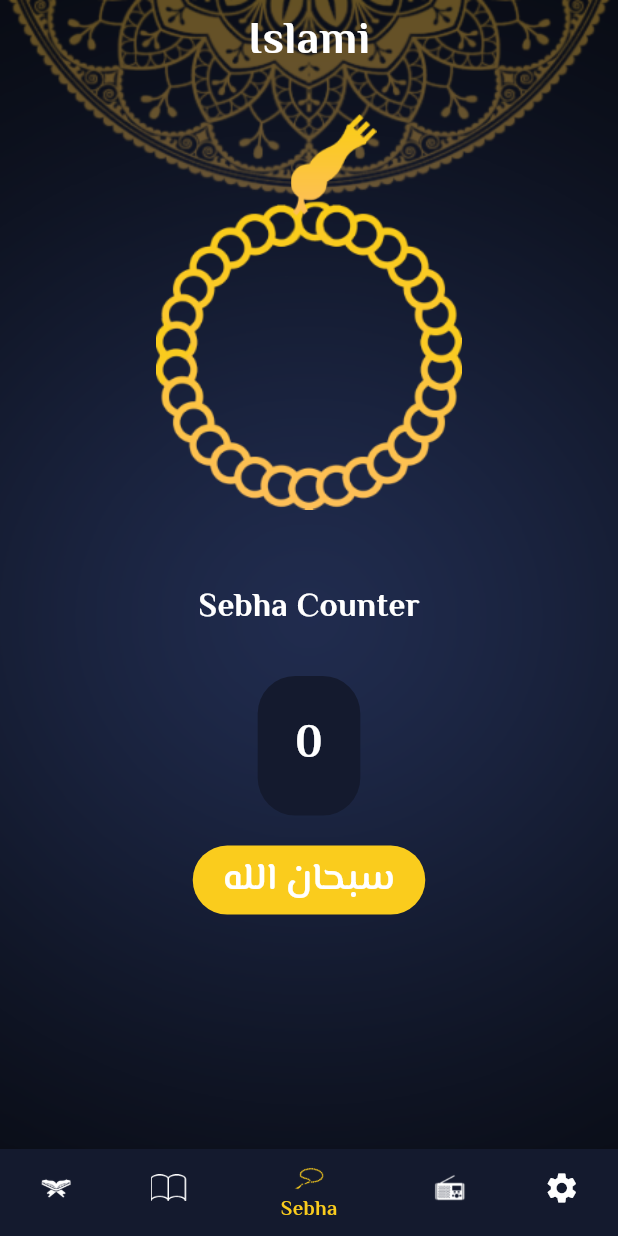
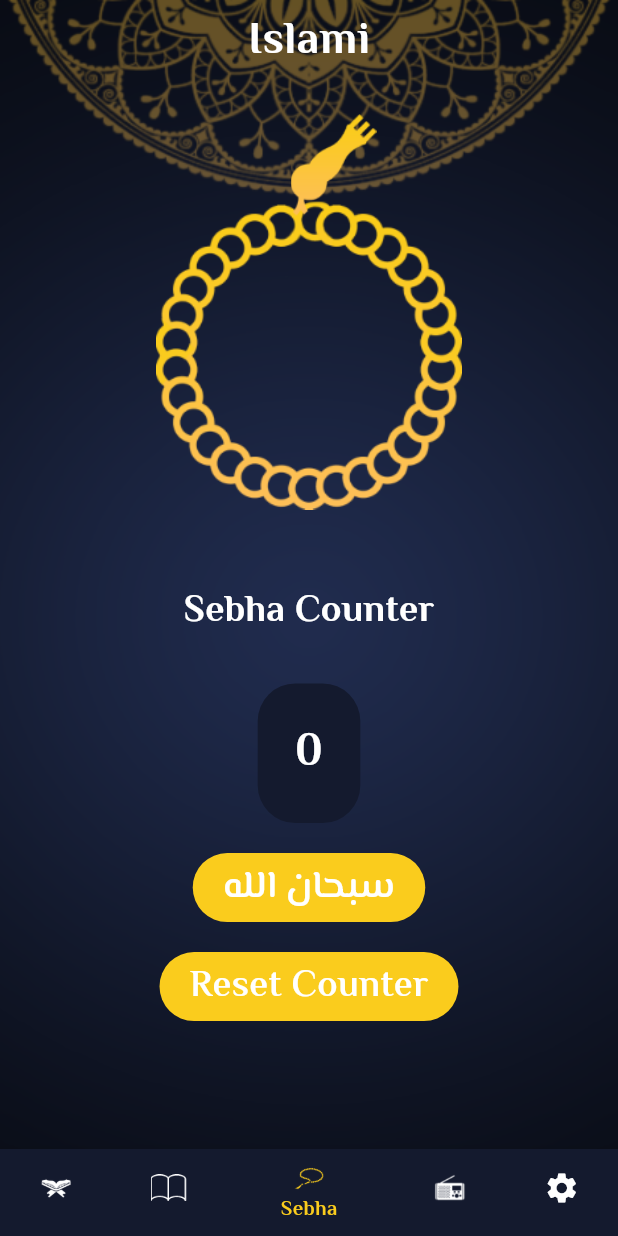
Before and after one commit to body666/Muslim, a Flutter app: the screen it shows after launch, item 3 of the bottom bar chosen, on a phone screen of 412 x 824 dp. Run offline on Flutter 3.47's test engine with Material 3 defaults, Android fonts, the phone set to English and light mode, and no system bars; our stand-ins replace audioplayers, google_fonts, shared_preferences; generated files the repository leaves out were written again.

Commit message:
+Radio tap

```diff
--- a/lib/home_screen.dart
+++ b/lib/home_screen.dart
@@ -1,12 +1,12 @@
+import 'package:Muslim/providers/My_provider.dart';
+import 'package:Muslim/quran/quran_tab.dart';
+import 'package:Muslim/radio/radio_tab.dart';
+import 'package:Muslim/sebha/sebha_tab.dart';
+import 'package:Muslim/settings/settings_tab.dart';
 import 'package:flutter/material.dart';
-import 'package:islami/providers/My_provider.dart';
-import 'package:islami/hadeth/hadeth_tab.dart';
-import 'package:islami/quran/quran_tab.dart';
-import 'package:islami/radio/radio_tab.dart';
-import 'package:islami/sebha/sebha_tab.dart';
-import 'package:islami/settings/settings_tab.dart';
 import 'package:flutter_gen/gen_l10n/app_localizations.dart';
 import 'package:provider/provider.dart';
+import 'hadeth/hadeth_tab.dart';
 class HomeScreen extends StatefulWidget {
   static const String routeName="HomeScreen";
   @override
@@ -43,27 +43,27 @@ class _HomeScreenState extends State<HomeScreen> {
             },
             items: [
               BottomNavigationBarItem(
-                  icon: ImageIcon(AssetImage("assets/images/icon_quran.png")),
+                  icon: const ImageIcon(AssetImage("assets/images/icon_quran.png")),
                   label:  "Quran",
                 backgroundColor: Theme.of(context).colorScheme.primary
                  ),
               BottomNavigationBarItem(
-                  icon: ImageIcon(AssetImage("assets/images/icon_hadeth.png")),
+                  icon: const ImageIcon(AssetImage("assets/images/icon_hadeth.png")),
                   label:  "Ahadeth",
                   backgroundColor: Theme.of(context).colorScheme.primary
                    ),
               BottomNavigationBarItem(
-                  icon: ImageIcon(AssetImage("assets/images/icon_sebha.png")),
+                  icon: const ImageIcon(AssetImage("assets/images/icon_sebha.png")),
                   label:  "Sebha",
                   backgroundColor: Theme.of(context).colorScheme.primary
                  ),
               BottomNavigationBarItem(
-                  icon: ImageIcon(AssetImage("assets/images/icon_radio.png")),
+                  icon: const ImageIcon(AssetImage("assets/images/icon_radio.png")),
                   label:  "Radio",
                   backgroundColor: Theme.of(context).colorScheme.primary
                  ),
               BottomNavigationBarItem(
-                  icon: Icon(Icons.settings),
+                  icon: const Icon(Icons.settings),
                   label:  "Settings",
                   backgroundColor: Theme.of(context).colorScheme.primary
                ),
--- a/lib/sebha/sebha_tab.dart
+++ b/lib/sebha/sebha_tab.dart
@@ -1,7 +1,6 @@
 import 'package:flutter/material.dart';
 import 'package:flutter_gen/gen_l10n/app_localizations.dart';
 import 'package:provider/provider.dart';
-
 import '../providers/My_provider.dart';
 class SebhaTab extends StatefulWidget {
   @override
@@ -21,12 +20,12 @@ class _SebhaTabState extends State<SebhaTab> {
   Widget build(BuildContext context) {
     var provider=Provider.of<MyProvider>(context);
     var size=MediaQuery.of(context).size;
-    return Container(
+    return SizedBox(
       width: size.width,
       child: Column(
         crossAxisAlignment: CrossAxisAlignment.center,
         children: [
-          SizedBox(height: 20),
+          const SizedBox(height: 20),
           Stack(
             alignment: Alignment.topCenter,
             children: [
@@ -42,7 +41,7 @@ class _SebhaTabState extends State<SebhaTab> {
                       child: InkWell(
                         onTap: () {
                          setState(() {
-                           OnSebhaClicked();
+                           onSebhaClicked();
                          });
                         },
                         child: Image.asset(
@@ -65,15 +64,15 @@ class _SebhaTabState extends State<SebhaTab> {
               ),
             ],
           ),
-          SizedBox(height: 50),
+          const SizedBox(height: 50),
           Text(  AppLocalizations.of(context)!.sebhaCounter,
           style: const TextStyle(
-            fontSize: 22,
+            fontSize: 25,
             fontWeight: FontWeight.bold
           ),),
-          SizedBox(height: 30),
+          const SizedBox(height: 30),
           Container(
-            padding: EdgeInsets.all(25),
+            padding: const EdgeInsets.all(25),
               decoration: BoxDecoration(
                 color:Theme.of(context).colorScheme.surface,
                 borderRadius: BorderRadius.circular(25)
@@ -85,16 +84,35 @@ class _SebhaTabState extends State<SebhaTab> {
               ),
               )
           ),
-          SizedBox(height: 20),
+          const SizedBox(height: 20),
           Container(
-            padding: EdgeInsets.symmetric(horizontal: 20,vertical: 5),
+            padding: const EdgeInsets.symmetric(horizontal: 20,vertical: 5),
             decoration: BoxDecoration(
                 color :Theme.of(context).colorScheme.onSecondary,
                 borderRadius: BorderRadius.circular(30)
             ),
-              child:Text(zekr[currentIndex],
-                style: const TextStyle(
-                  color: Colors.white,
+              child:InkWell(
+                onTap:onSebhaClicked ,
+                child: Text(zekr[currentIndex],
+                  style: const TextStyle(
+                    color: Colors.white,
+                  ),
+                ),
+              )
+          ),
+          const SizedBox(height:20),
+          Container(
+              padding: const EdgeInsets.symmetric(horizontal: 20,vertical: 5),
+              decoration: BoxDecoration(
+                  color :Theme.of(context).colorScheme.onSecondary,
+                  borderRadius: BorderRadius.circular(30)
+              ),
+              child:InkWell(
+                onTap:ResetCounter ,
+                child: const Text("Reset Counter",
+                  style: TextStyle(
+                    color: Colors.white,
+                  ),
                 ),
               )
           )
@@ -102,7 +120,8 @@ class _SebhaTabState extends State<SebhaTab> {
       ),
     ) ;
   }
-  void OnSebhaClicked(){
+
+  Future<void> onSebhaClicked() async {
     angle+=3;
     if(counter==33)
      {
@@ -117,4 +136,11 @@ class _SebhaTabState extends State<SebhaTab> {
     });
 
   }
+  void ResetCounter(){
+    counter=0;
+    setState(() {
+
+    });
+  }
+
 }
--- a/lib/settings/settings_tab.dart
+++ b/lib/settings/settings_tab.dart
@@ -1,7 +1,8 @@
 import 'package:flutter/material.dart';
-import 'package:islami/providers/My_provider.dart';
+// import 'package:islami/providers/My_provider.dart';
 import 'package:provider/provider.dart';
 import 'package:flutter_gen/gen_l10n/app_localizations.dart';
+import '../providers/My_provider.dart';
 import 'show_language_bottom_sheet.dart';
 import 'show_theming_bottom_sheet.dart';
 class SettingsTab extends StatefulWidget {
--- a/lib/theming/theming.dart
+++ b/lib/theming/theming.dart
@@ -10,7 +10,7 @@ static const onprimarycolorDark= Color(0xFFFACC1D);
 
  static ThemeData lightTheme = ThemeData(
      scaffoldBackgroundColor: Colors.transparent,
-     appBarTheme: AppBarTheme(
+     appBarTheme: const AppBarTheme(
        backgroundColor: Colors.transparent,
        centerTitle: true,
        elevation: 0,
@@ -35,7 +35,7 @@ static const onprimarycolorDark= Color(0xFFFACC1D);
          color: blackcolor,
        ),
      ),
-   bottomNavigationBarTheme: BottomNavigationBarThemeData(
+   bottomNavigationBarTheme: const BottomNavigationBarThemeData(
      type:BottomNavigationBarType.shifting ,
      backgroundColor: primarycolor,
      selectedItemColor:blackcolor,
@@ -48,7 +48,7 @@ static const onprimarycolorDark= Color(0xFFFACC1D);
        secondary:blackcolor ,
        onSecondary: primarycolor,
        error: Colors.red, onError: Colors.red,
-       background:Colors.white, onBackground:blackcolor,
+       // background:Colors.white, onBackground:Colors.white,
        surface: Color(0xFFC7B497),
        onSurface: Color(0xFFF8F8F8)
    ),
@@ -95,7 +95,7 @@ static const onprimarycolorDark= Color(0xFFFACC1D);
          secondary:onprimarycolorDark ,
          onSecondary: onprimarycolorDark,
          error: Colors.red, onError: Colors.red,
-         background:primarycolorDark, onBackground: Colors.white,
+         // background:primarycolorDark, onBackground: primarycolorDark,
          surface: primarycolorDark,
          onSurface: Color(0xFF141A2E)
    // useMaterial3: true,
```
Also changed, not shown: lib/data/Models/RadiosModel.dart (added, +59 -0 lines), lib/data/api_manager.dart (added, +16 -0 lines), lib/hadeth/hadeth_details.dart (+5 -4 lines), lib/hadeth/hadeth_tab.dart (+5 -2 lines), lib/main.dart (+6 -6 lines), lib/quran/quran_tab.dart (+3 -5 lines), lib/quran/sura_details.dart (+11 -14 lines), lib/radio/radio_item.dart (added, +66 -0 lines), lib/radio/radio_tab.dart (+53 -28 lines), lib/settings/show_language_bottom_sheet.dart (+8 -6 lines), lib/settings/show_theming_bottom_sheet.dart (+7 -4 lines), pubspec.yaml (+21 -10 lines), assets/images/splash_dark.png (added), 1 other file.
